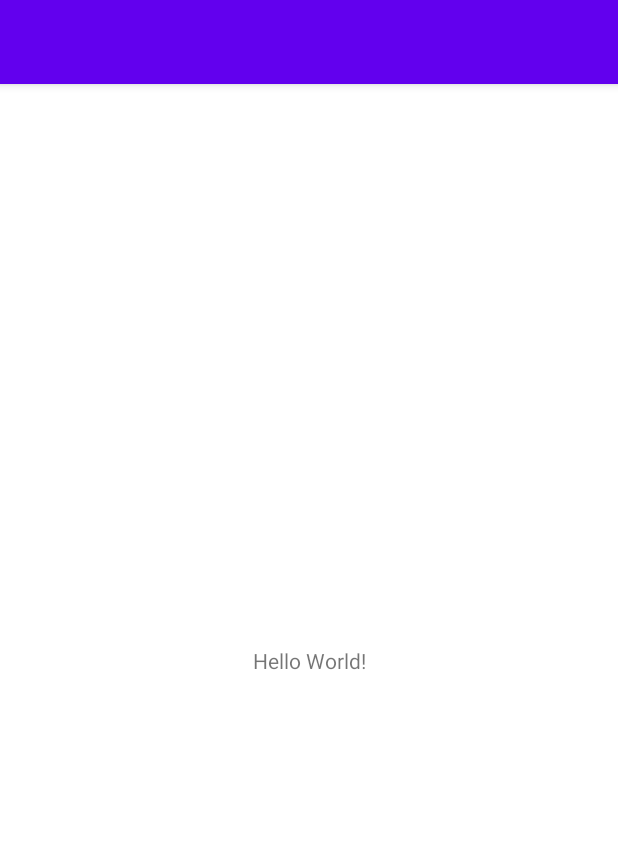
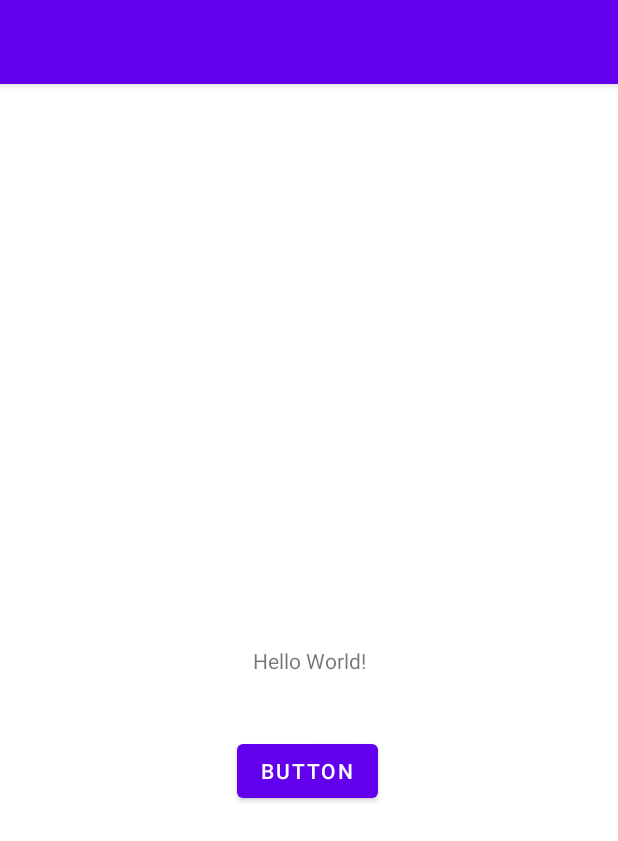
Before and after one commit to obause/MyProjects, an Android app: the screen it shows after launch (MainActivity), on a phone screen of 412 x 824 dp. Shown: the top 841 px of the screen. Run offline under Robolectric (Android 15) with nearby library versions, the phone set to English and light mode, and no system bars.

Commit message:
Button hinzufügt

```diff
--- a/app/src/main/res/layout/activity_main.xml
+++ b/app/src/main/res/layout/activity_main.xml
@@ -15,4 +15,16 @@
         app:layout_constraintRight_toRightOf="parent"
         app:layout_constraintTop_toTopOf="parent" />
 
+    <Button
+        android:id="@+id/button"
+        android:layout_width="wrap_content"
+        android:layout_height="wrap_content"
+        android:layout_marginStart="157dp"
+        android:layout_marginEnd="160dp"
+        android:layout_marginBottom="286dp"
+        android:text="Button"
+        app:layout_constraintBottom_toBottomOf="parent"
+        app:layout_constraintEnd_toEndOf="parent"
+        app:layout_constraintStart_toStartOf="parent" />
+
 </androidx.constraintlayout.widget.ConstraintLayout>
```
